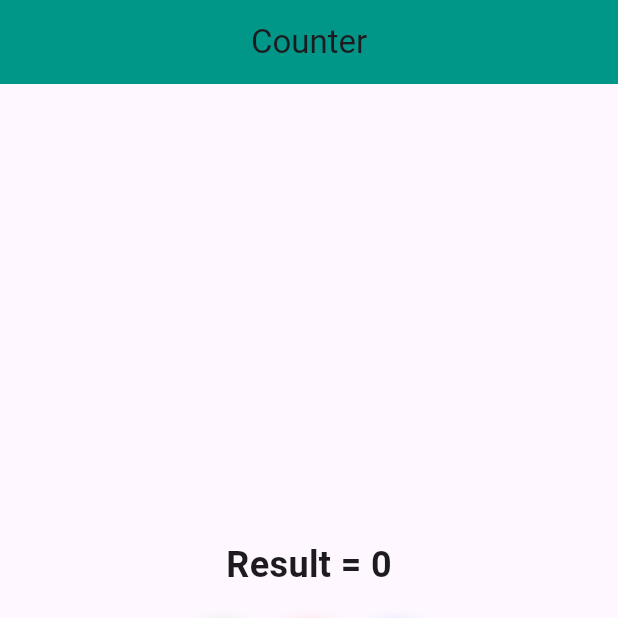
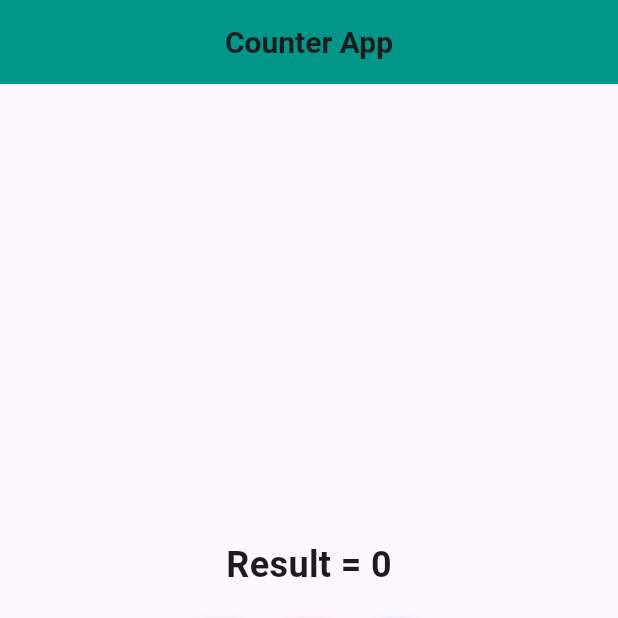
Before and after one commit to Areeba-ai05/Counter-App, a Flutter app: the screen it shows after launch, on a phone screen of 412 x 824 dp, the top half of it. Run offline on Flutter 3.47's test engine with Material 3 defaults, Android fonts, the phone set to English and light mode, and no system bars.

Commit message:
update code

```diff
--- a/lib/counter.dart
+++ b/lib/counter.dart
@@ -14,7 +14,7 @@ class _CounterClassState extends State<CounterClass> {
   Widget build(BuildContext context) {
     return Scaffold(
       appBar: AppBar(
-        title: Text("Counter"),
+        title: Text("Counter App", style: TextStyle(fontSize: 20, fontWeight: FontWeight.bold),),
         centerTitle: true,
         backgroundColor: Colors.teal,
       ),
```
